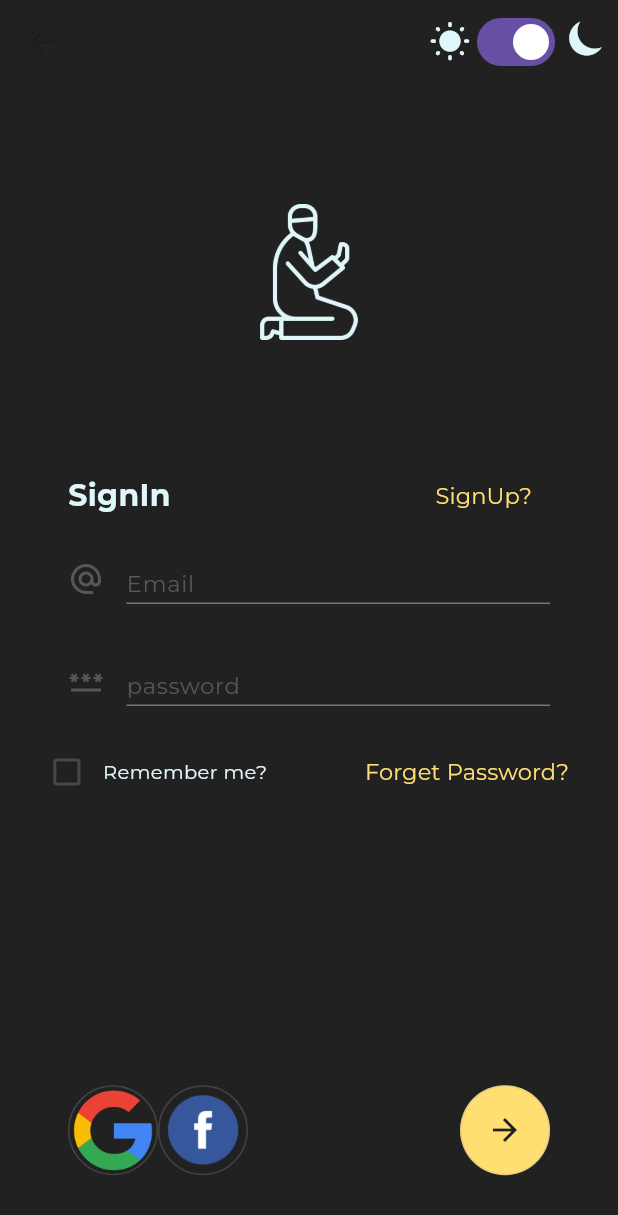
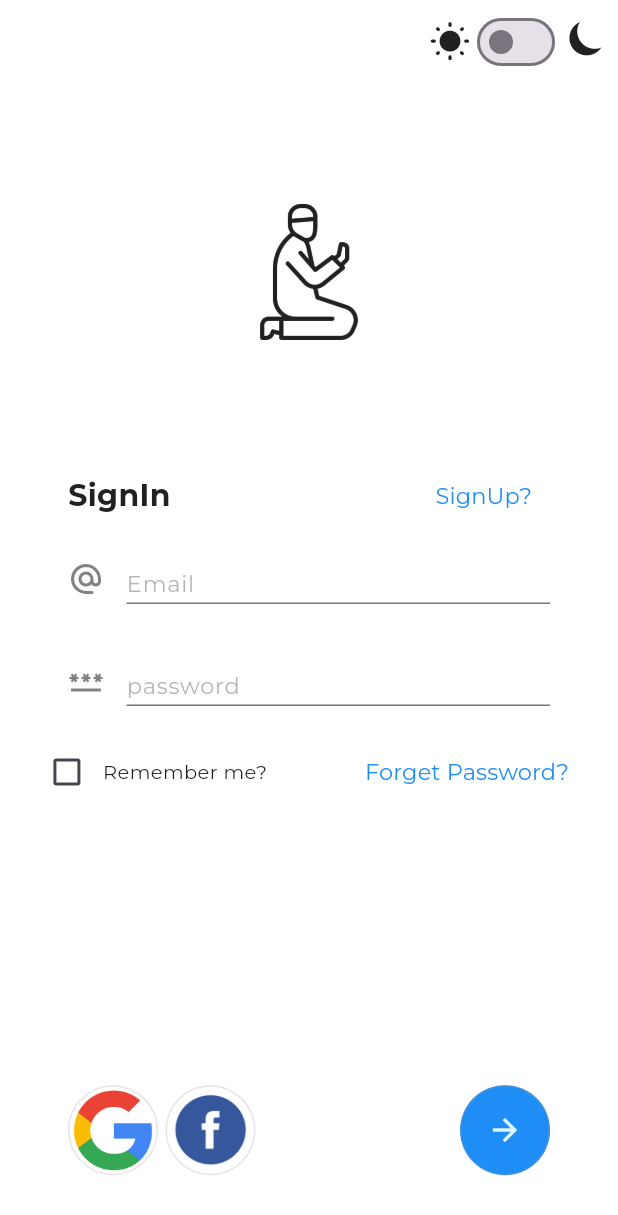
Before and after one commit to FarazMughal69/AzanApp, a Flutter app: the screen it shows after launch, on a phone screen of 412 x 824 dp. Shown: the top 1215 px of the screen. Run offline on Flutter 3.47's test engine with Material 3 defaults, Android fonts, the phone set to English and light mode, and no system bars; our stand-ins replace bloc, google_fonts.

Commit message:
colors changes and intial routes changes

```diff
--- a/lib/main.dart
+++ b/lib/main.dart
@@ -9,7 +9,7 @@ void main() {
 }
 
 late Size mq;
-bool dark = true;
+bool dark = false;
 
 class MyApp extends StatelessWidget {
   const MyApp({super.key});
@@ -17,16 +17,16 @@ class MyApp extends StatelessWidget {
   @override
   Widget build(BuildContext context) {
     mq = MediaQuery.of(context).size;
-    return MaterialApp(
+    return const MaterialApp(
       debugShowCheckedModeBanner: false,
       title: 'Azan App',
-      initialRoute: "/login",
-      routes: {
-        '/login': (context) => const MyLoginScreen(),
-        '/signUp': (context) => const MySignUpScrren(),
-      },
+      // initialRoute: "/",
+      // routes: {
+      //   '/': (context) => const MyLoginScreen(),
+      //   '/signUp': (context) => const MySignUpScrren(),
+      // },
       themeMode: ThemeMode.system, // Use system theme mode
-      home: const MyLoginScreen(),
+      home: MyLoginScreen(),
     );
   }
 }
--- a/lib/screens/login/ui/login_screen.dart
+++ b/lib/screens/login/ui/login_screen.dart
@@ -183,11 +183,25 @@ class _MyLoginScreenState extends State<MyLoginScreen> {
                   Row(
                     children: [
                       CircularButton(
-                        image: Image.asset('assets/images/google.png'),
+                        image: Image.asset(
+                          'assets/images/google.png',
+                          fit: BoxFit.fill,
+                          width: 70,
+                          height: 70,
+                        ),
                         onPressed: () {},
                       ),
+                      const SizedBox(
+                        width: 5,
+                        height: 0,
+                      ),
                       CircularButton(
-                        image: Image.asset('assets/images/facebook.png'),
+                        image: Image.asset(
+                          'assets/images/facebook.png',
+                          fit: BoxFit.fill,
+                          width: 70,
+                          height: 70,
+                        ),
                         onPressed: () {},
                       ),
                     ],
--- a/lib/screens/signup/ui/signup.dart
+++ b/lib/screens/signup/ui/signup.dart
@@ -13,12 +13,12 @@ class MySignUpScrren extends StatelessWidget {
       body: Center(
         child: ElevatedButton(
           onPressed: () {
-            Navigator.pushReplacement(
-              context,
-              MaterialPageRoute(builder: (context) {
-                return const MyLoginScreen();
-              }),
-            );
+            // Navigator.pushReplacement(
+            //   context,
+            //   MaterialPageRoute(builder: (context) {
+            //     return const MyLoginScreen();
+            //   }),
+            // );
           },
           child: const Text('Login?'),
         ),
--- a/lib/widgets/txt_formfield.dart
+++ b/lib/widgets/txt_formfield.dart
@@ -1,9 +1,7 @@
 // ignore_for_file: public_member_api_docs, sort_constructors_first
-import 'package:flutter/material.dart';
-
 import 'package:azan/constant_folder/utility_export.dart';
 
-class MyTextFormField extends StatelessWidget {
+class MyTextFormField extends StatefulWidget {
   final IconData leadingIcon;
   final bool obscureText;
   final String hintText;
@@ -17,6 +15,11 @@ class MyTextFormField extends StatelessWidget {
   });
 
   @override
+  State<MyTextFormField> createState() => _MyTextFormFieldState();
+}
+
+class _MyTextFormFieldState extends State<MyTextFormField> {
+  @override
   Widget build(BuildContext context) {
     return Row(
       crossAxisAlignment: CrossAxisAlignment.center,
@@ -24,24 +27,24 @@ class MyTextFormField extends StatelessWidget {
         Padding(
           padding: const EdgeInsets.only(right: 15.0, top: 15),
           child: Icon(
-            leadingIcon,
+            widget.leadingIcon,
             color: const Color.fromARGB(207, 101, 98, 98),
           ),
         ),
         Expanded(
           child: TextFormField(
-            obscureText: obscureText,
+            obscureText: widget.obscureText,
             obscuringCharacter: "*",
             style: Style.bodyTxtStyle(
-              txtColor: MyColors.textColor(),
+              txtColor: const Color.fromARGB(255, 145, 144, 144),
             ),
             textAlignVertical: TextAlignVertical.bottom,
             decoration: InputDecoration(
-              hintText: hintText,
+              hintText: widget.hintText,
               hintStyle: Style.bodyTxtStyle(
                 txtColor: const Color.fromRGBO(130, 126, 126, 0.58),
               ),
-              suffix: suffix
+              suffix: widget.suffix
                   ? GestureDetector(
                       onTap: () {},
                       child: Text(
```
